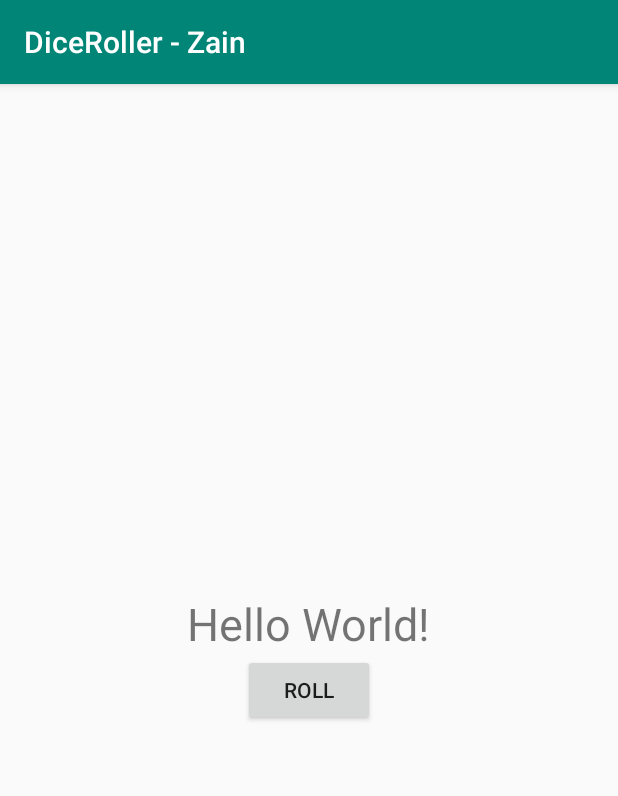
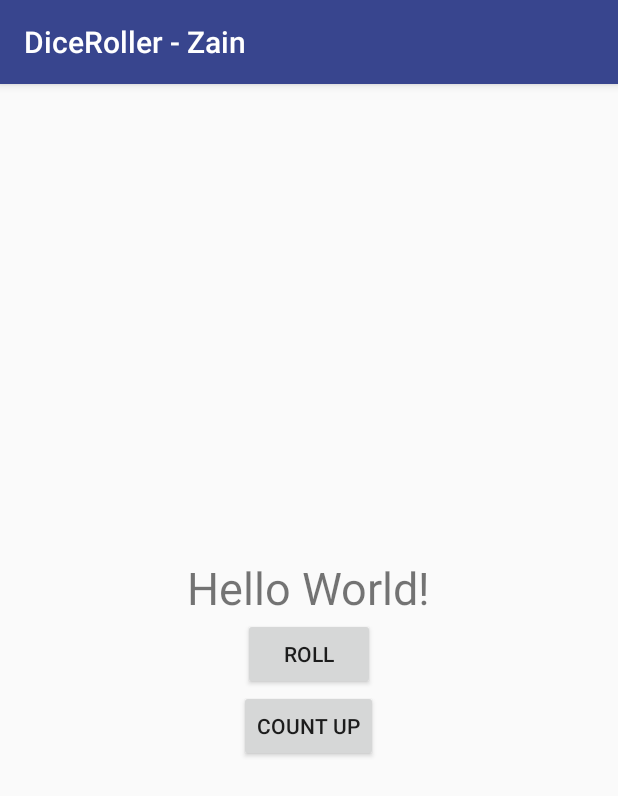
Before and after one commit to nurzainpradana/Dice-Roller, an Android app: the screen it shows after launch (MainActivity), on a phone screen of 412 x 824 dp. Shown: the top 796 px of the screen. Run offline under Robolectric (Android 15) with nearby library versions, the phone set to English and light mode, and no system bars.

Commit message:
change color resource

```diff
--- a/app/src/main/java/com/example/android/diceroller/MainActivity.kt
+++ b/app/src/main/java/com/example/android/diceroller/MainActivity.kt
@@ -21,9 +21,23 @@ class MainActivity : AppCompatActivity() {
 
         //Inisialisasi View
         val rollButton: Button = findViewById(R.id.roll_button)
-        val resultText: TextView = findViewById(R.id.result_text)
+        val countUpButton: Button = findViewById(R.id.count_up_button)
 
         rollButton.setOnClickListener { rollDice() }
+        countUpButton.setOnClickListener { countUp() }
+    }
+
+    private fun countUp() {
+           var text = result_text.text.toString()
+        if (text == getString(R.string.hello_world_text)){
+            result_text.text = "1"
+        } else {
+            var numberNow: Int = text.toInt()
+            if (numberNow < 6){
+                numberNow+=1
+                result_text.text = numberNow.toString()
+            }
+        }
     }
 
     private fun rollDice(){
--- a/app/src/main/res/layout/activity_main.xml
+++ b/app/src/main/res/layout/activity_main.xml
@@ -12,7 +12,7 @@
         android:id="@+id/result_text"
         android:layout_width="wrap_content"
         android:layout_height="wrap_content"
-        android:text="Hello World!"
+        android:text="@string/hello_world_text"
         android:textSize="30sp"
         android:layout_gravity="center_horizontal"/>
 
@@ -23,4 +23,11 @@
         android:layout_gravity="center_horizontal"
         android:text="@string/roll_label"/>
 
+    <Button
+        android:id="@+id/count_up_button"
+        android:layout_width="wrap_content"
+        android:layout_height="wrap_content"
+        android:layout_gravity="center_horizontal"
+        android:text="Count Up"/>
+
 </LinearLayout>
--- a/app/src/main/res/values/colors.xml
+++ b/app/src/main/res/values/colors.xml
@@ -1,6 +1,6 @@
 <?xml version="1.0" encoding="utf-8"?>
 <resources>
-    <color name="colorPrimary">#008577</color>
-    <color name="colorPrimaryDark">#00574B</color>
-    <color name="colorAccent">#D81B60</color>
+    <color name="colorPrimary">#38458E</color>
+    <color name="colorPrimaryDark">#1F2E80</color>
+    <color name="colorAccent">#FF9800</color>
 </resources>
--- a/app/src/main/res/values/strings.xml
+++ b/app/src/main/res/values/strings.xml
@@ -1,4 +1,5 @@
 <resources>
     <string name="app_name">DiceRoller - Zain</string>
     <string name="roll_label">Roll</string>
+    <string name="hello_world_text">Hello World!</string>
 </resources>
--- a/build.gradle
+++ b/build.gradle
@@ -8,7 +8,7 @@ buildscript {
 
     }
     dependencies {
-        classpath 'com.android.tools.build:gradle:3.5.3'
+        classpath 'com.android.tools.build:gradle:4.1.0'
         classpath "org.jetbrains.kotlin:kotlin-gradle-plugin:$kotlin_version"
         // NOTE: Do not place your application dependencies here; they belong
         // in the individual module build.gradle files
```
Also changed, not shown: gradle/wrapper/gradle-wrapper.properties.
